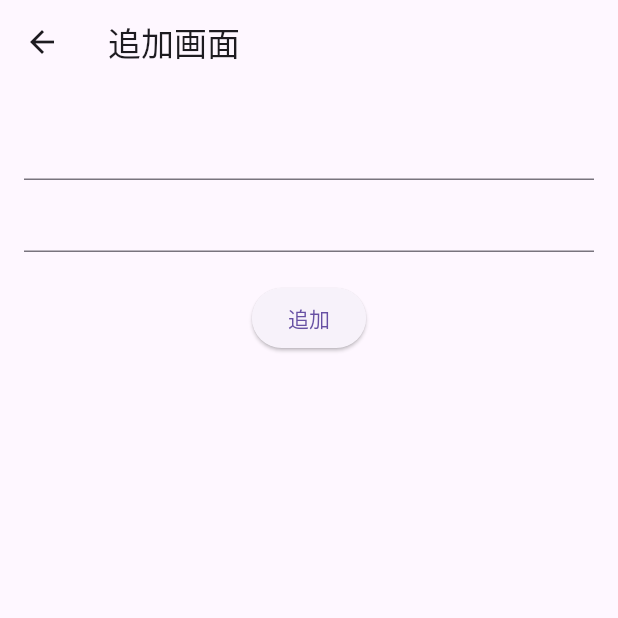
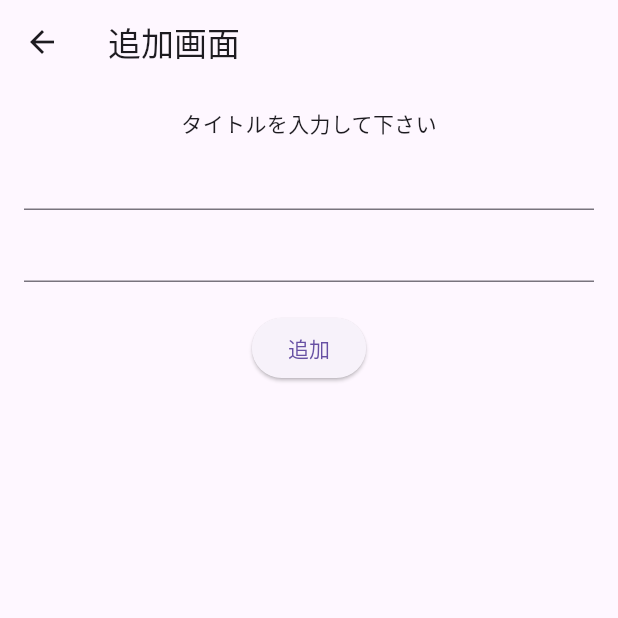
Before and after one commit to yukimiyake0607/flutter_clean_architecture_sample, a Flutter app: the AddTaskScreen screen opened by its route, after a tap on "追加", on a phone screen of 412 x 824 dp, the top half of it. Run offline on Flutter 3.47's test engine with Material 3 defaults, Android fonts, the light colour scheme and no system bars; our stand-ins replace flutter_riverpod, go_router.

Commit message:
feat: タスク追加画面にエラーメッセージ表示機能を強化

```diff
--- a/lib/presentation/add_task/add_task_screen.dart
+++ b/lib/presentation/add_task/add_task_screen.dart
@@ -1,5 +1,7 @@
 import 'package:flutter/material.dart';
+import 'package:flutter_clean_architecture_sample/domain/model/task_title.dart';
 import 'package:flutter_clean_architecture_sample/presentation/add_task/add_task_view_model.dart';
+import 'package:flutter_clean_architecture_sample/shared/result.dart';
 import 'package:flutter_riverpod/flutter_riverpod.dart';
 import 'package:go_router/go_router.dart';
 
@@ -47,6 +49,10 @@ class _AddTaskScreenState extends ConsumerState<AddTaskScreen> {
           children: [
             if (state.submit.running)
               Center(child: const CircularProgressIndicator()),
+            if (state.submit.result case Error(:final error))
+              Text(
+                error is EmptyTaskTitleException ? 'タイトルを入力して下さい' : '保存に失敗しました',
+              ),
             TextFormField(controller: titleTextController),
             TextFormField(controller: noteTextController),
             const SizedBox(height: 20),
```
